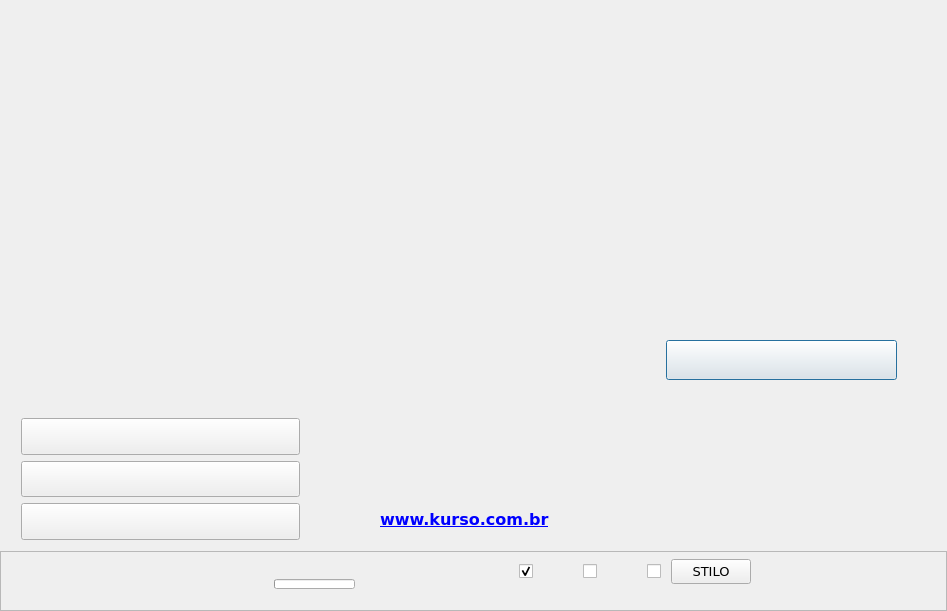
antono/kurso-de-esperanto, file kurso.ui: the form before one commit.
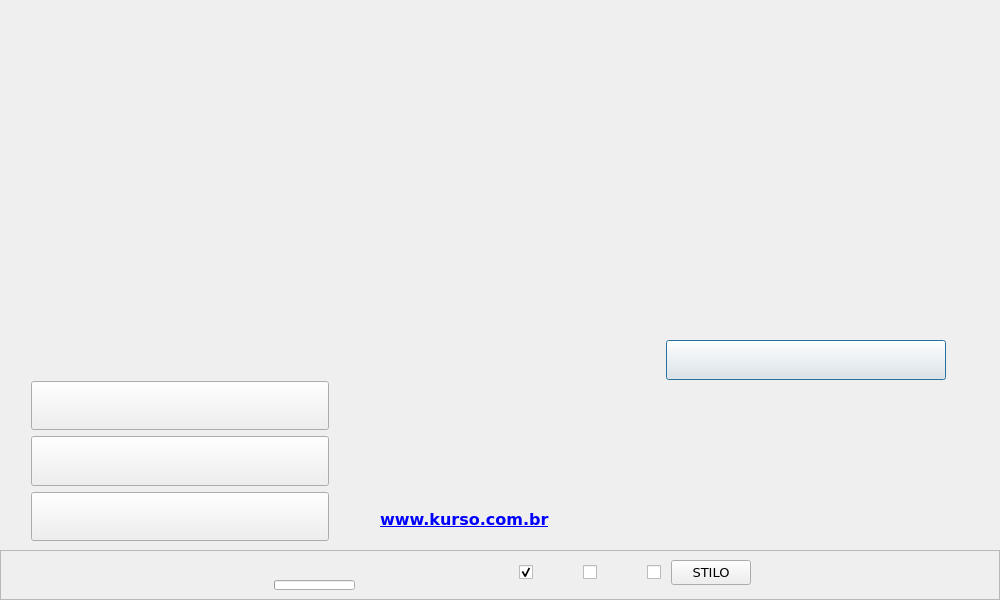
The form after the commit. The open tabs and pages were chosen to show the change. Icons and pictures are not drawn. Custom widgets are drawn as their Qt base class.

Diff of the .ui file:
```diff
--- a/kurso.ui
+++ b/kurso.ui
@@ -6,8 +6,8 @@
    <rect>
     <x>0</x>
     <y>0</y>
-    <width>947</width>
-    <height>611</height>
+    <width>1000</width>
+    <height>600</height>
    </rect>
   </property>
   <property name="sizePolicy">
@@ -16,6 +16,12 @@
     <verstretch>0</verstretch>
    </sizepolicy>
   </property>
+  <property name="minimumSize">
+   <size>
+    <width>1000</width>
+    <height>600</height>
+   </size>
+  </property>
   <property name="font">
    <font>
     <family>Arial</family>
@@ -35,6 +41,12 @@
      <verstretch>0</verstretch>
     </sizepolicy>
    </property>
+   <property name="minimumSize">
+    <size>
+     <width>0</width>
+     <height>0</height>
+    </size>
+   </property>
    <property name="font">
     <font>
      <family>DejaVu Sans</family>
@@ -52,7 +64,7 @@
      <number>0</number>
     </property>
     <item>
-     <layout class="QVBoxLayout" name="verticalLayout_124">
+     <layout class="QVBoxLayout" name="verticalLayout_124" stretch="1,0">
       <property name="spacing">
        <number>0</number>
       </property>
@@ -66,8 +78,8 @@
         </property>
         <property name="minimumSize">
          <size>
-          <width>920</width>
-          <height>549</height>
+          <width>0</width>
+          <height>0</height>
          </size>
         </property>
         <property name="font">
@@ -108,7 +120,7 @@
          <widget class="QLabel" name="label_3">
           <property name="geometry">
            <rect>
-            <x>483</x>
+            <x>530</x>
             <y>-5</y>
             <width>430</width>
             <height>257</height>
@@ -510,7 +522,7 @@
            <rect>
             <x>666</x>
             <y>340</y>
-            <width>231</width>
+            <width>280</width>
             <height>40</height>
            </rect>
           </property>
@@ -826,10 +838,10 @@
          <widget class="QWidget" name="layoutWidget">
           <property name="geometry">
            <rect>
-            <x>10</x>
-            <y>407</y>
-            <width>301</width>
-            <height>138</height>
+            <x>20</x>
+            <y>370</y>
+            <width>320</width>
+            <height>176</height>
            </rect>
           </property>
           <layout class="QVBoxLayout" name="verticalLayout_26">
@@ -2648,7 +2660,13 @@
         <property name="minimumSize">
          <size>
           <width>0</width>
-          <height>60</height>
+          <height>50</height>
+         </size>
+        </property>
+        <property name="maximumSize">
+         <size>
+          <width>16777215</width>
+          <height>50</height>
          </size>
         </property>
         <property name="frameShape">
@@ -2668,7 +2686,7 @@
           <number>0</number>
          </property>
          <property name="bottomMargin">
-          <number>18</number>
+          <number>5</number>
          </property>
          <item>
           <layout class="QHBoxLayout" name="horizontalLayout_15">
```
Left out of the diff: 27 changed lines with no effect on the pictures.
